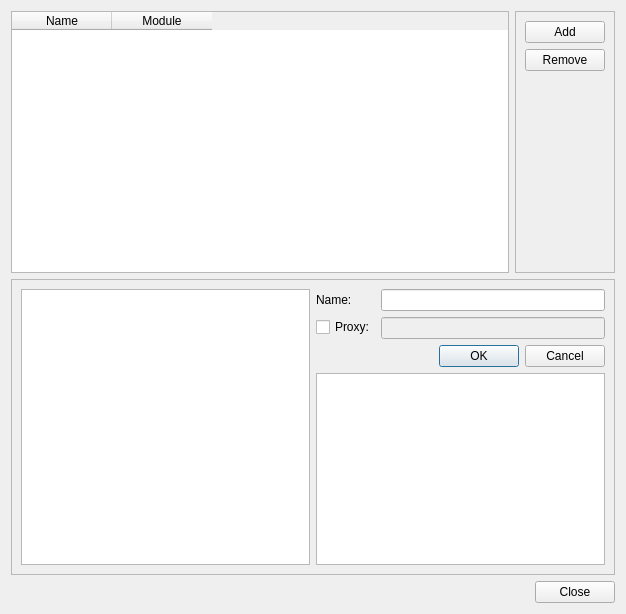
laurentb/weboob, file weboob/tools/application/qt/backendcfg.ui: the form before one commit.
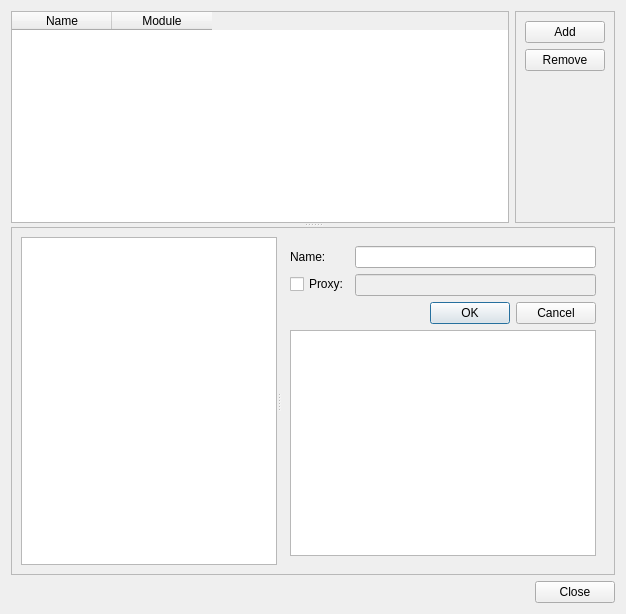
The form after the commit.

```diff
--- a/weboob/tools/application/qt/backendcfg.ui
+++ b/weboob/tools/application/qt/backendcfg.ui
@@ -15,6 +15,11 @@
   </property>
   <layout class="QVBoxLayout" name="verticalLayout_3">
    <item>
+    <widget class="QSplitter" name="splitter_2">
+     <property name="orientation">
+      <enum>Qt::Vertical</enum>
+     </property>
+     <widget class="QWidget" name="horizontalLayoutWidget">
     <layout class="QHBoxLayout" name="horizontalLayout">
      <item>
       <widget class="QTableWidget" name="backendsList">
@@ -88,8 +93,7 @@
       </widget>
      </item>
     </layout>
-   </item>
-   <item>
+     </widget>
     <widget class="QFrame" name="configFrame">
      <property name="frameShape">
       <enum>QFrame::StyledPanel</enum>
@@ -97,13 +101,35 @@
      <property name="frameShadow">
       <enum>QFrame::Raised</enum>
      </property>
-     <layout class="QHBoxLayout" name="horizontalLayout_2">
-      <item>
-       <widget class="QListWidget" name="modulesList"/>
-      </item>
-      <item>
        <layout class="QVBoxLayout" name="verticalLayout_2">
         <item>
+        <widget class="QSplitter" name="splitter">
+         <property name="orientation">
+          <enum>Qt::Horizontal</enum>
+         </property>
+         <widget class="QListWidget" name="modulesList">
+          <property name="sizePolicy">
+           <sizepolicy hsizetype="Preferred" vsizetype="Expanding">
+            <horstretch>0</horstretch>
+            <verstretch>0</verstretch>
+           </sizepolicy>
+          </property>
+         </widget>
+         <widget class="QFrame" name="frame_2">
+          <property name="sizePolicy">
+           <sizepolicy hsizetype="Preferred" vsizetype="Preferred">
+            <horstretch>1</horstretch>
+            <verstretch>0</verstretch>
+           </sizepolicy>
+          </property>
+          <property name="frameShape">
+           <enum>QFrame::NoFrame</enum>
+          </property>
+          <property name="frameShadow">
+           <enum>QFrame::Plain</enum>
+          </property>
+          <layout class="QVBoxLayout" name="verticalLayout_4">
+           <item>
          <layout class="QFormLayout" name="configLayout">
           <item row="0" column="0">
            <widget class="QLabel" name="label">
@@ -143,14 +169,23 @@
         </item>
         <item>
          <widget class="QTextEdit" name="moduleInfo">
+             <property name="sizePolicy">
+              <sizepolicy hsizetype="Expanding" vsizetype="Expanding">
+               <horstretch>0</horstretch>
+               <verstretch>0</verstretch>
+              </sizepolicy>
+             </property>
           <property name="readOnly">
            <bool>true</bool>
           </property>
          </widget>
         </item>
        </layout>
-      </item>
-     </layout>
+         </widget>
+        </widget>
+       </item>
+      </layout>
+     </widget>
     </widget>
    </item>
    <item>
```
Lines whose indentation alone changed are shown as unchanged.
